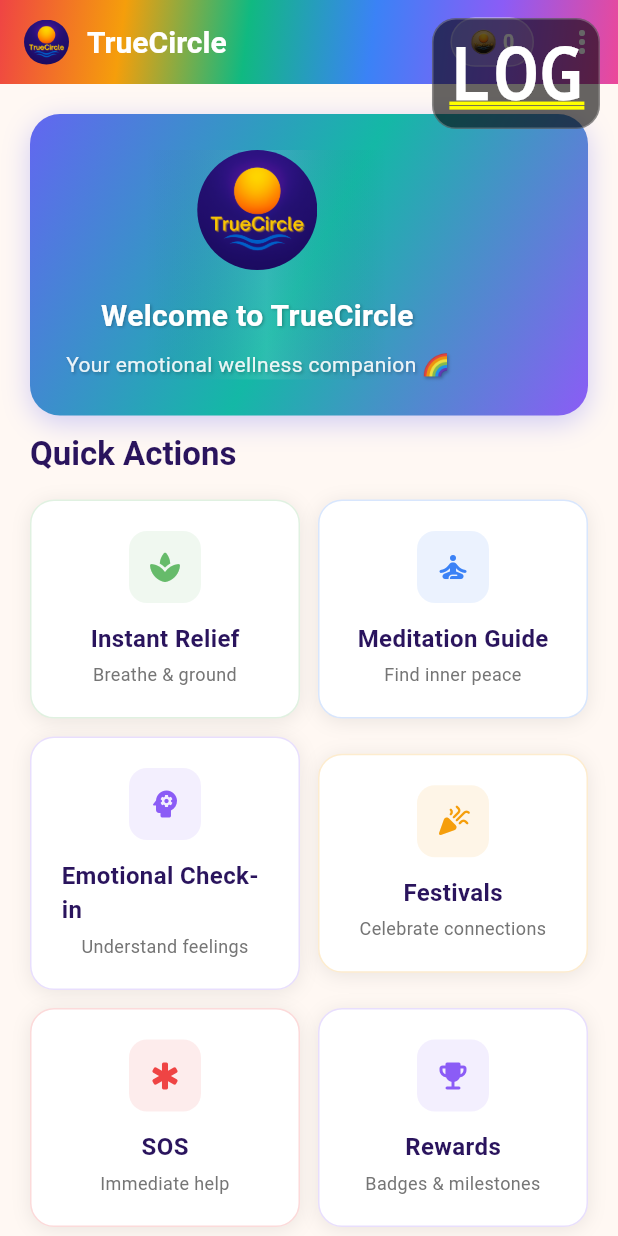
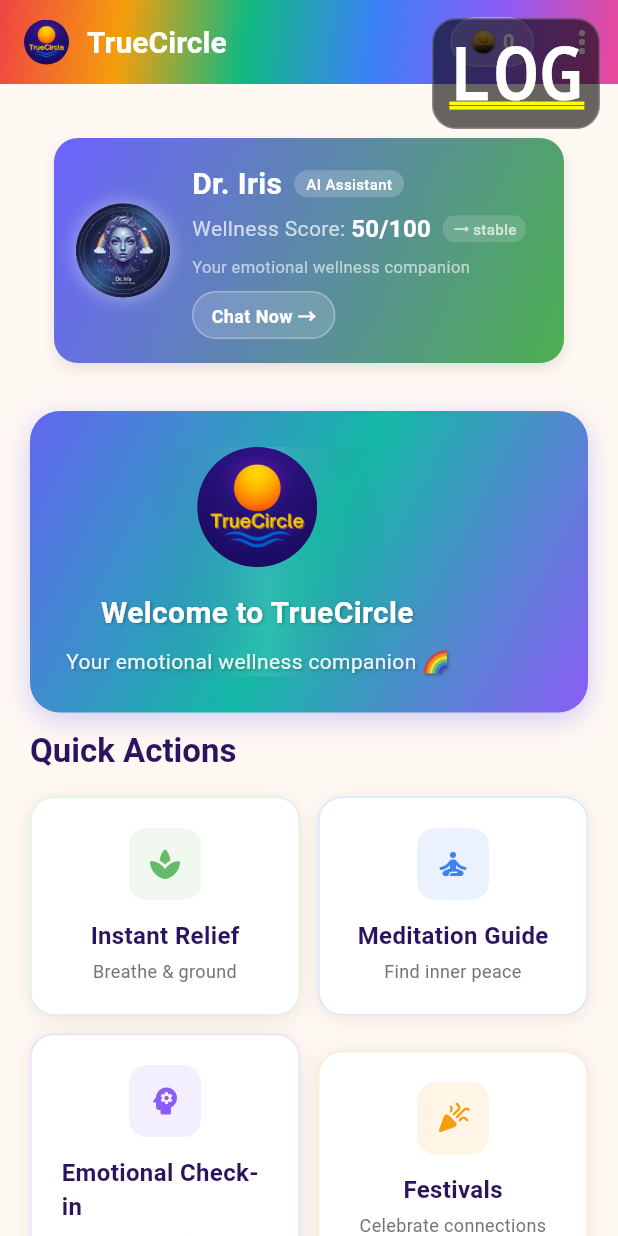
Before and after one commit to surendragrover/Truecircle, a Flutter app: the HomePage screen opened directly, on a phone screen of 412 x 824 dp. Run offline on Flutter 3.47's test engine with Material 3 defaults, Android fonts, the phone set to English and light mode, and no system bars; our stand-ins replace animated_text_kit, audioplayers, firebase_analytics, firebase_core, firebase_crashlytics, hive and 3 more; accounts and stored records are empty.

Commit message:
Home: move Dr. Iris assistant widget just below AppBar on Home page for higher visibility

```diff
--- a/lib/home/home_page.dart
+++ b/lib/home/home_page.dart
@@ -267,6 +267,13 @@ class _HomePageState extends State<HomePage> {
         child: Column(
           crossAxisAlignment: CrossAxisAlignment.start,
           children: [
+            // Dr. Iris AI Assistant with Wellness Score (moved up below AppBar)
+            DrIrisAssistantWidget(
+              wellnessScore: _dashboardData?.wellnessScore ?? 78,
+              trend: _dashboardData?.wellnessTrend ?? 'Improving',
+            ),
+            const SizedBox(height: 16),
+
             // Welcome Header with animations
             const WelcomeHeaderWidget(),
             const SizedBox(height: 12),
@@ -274,13 +281,6 @@ class _HomePageState extends State<HomePage> {
 
             // Quick Actions
             const QuickActionsWidget(),
-            const SizedBox(height: 24),
-
-            // Dr. Iris AI Assistant with Wellness Score
-            DrIrisAssistantWidget(
-              wellnessScore: _dashboardData?.wellnessScore ?? 78,
-              trend: _dashboardData?.wellnessTrend ?? 'Improving',
-            ),
             const SizedBox(height: 24),
 
             // Daily Stats
```
